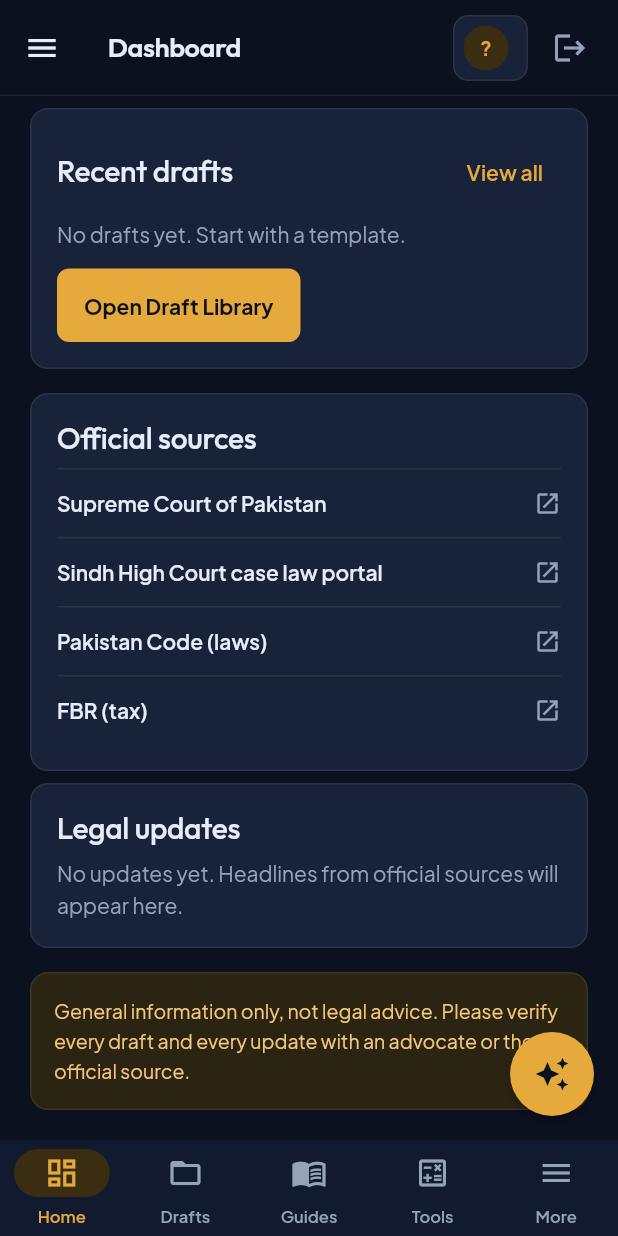
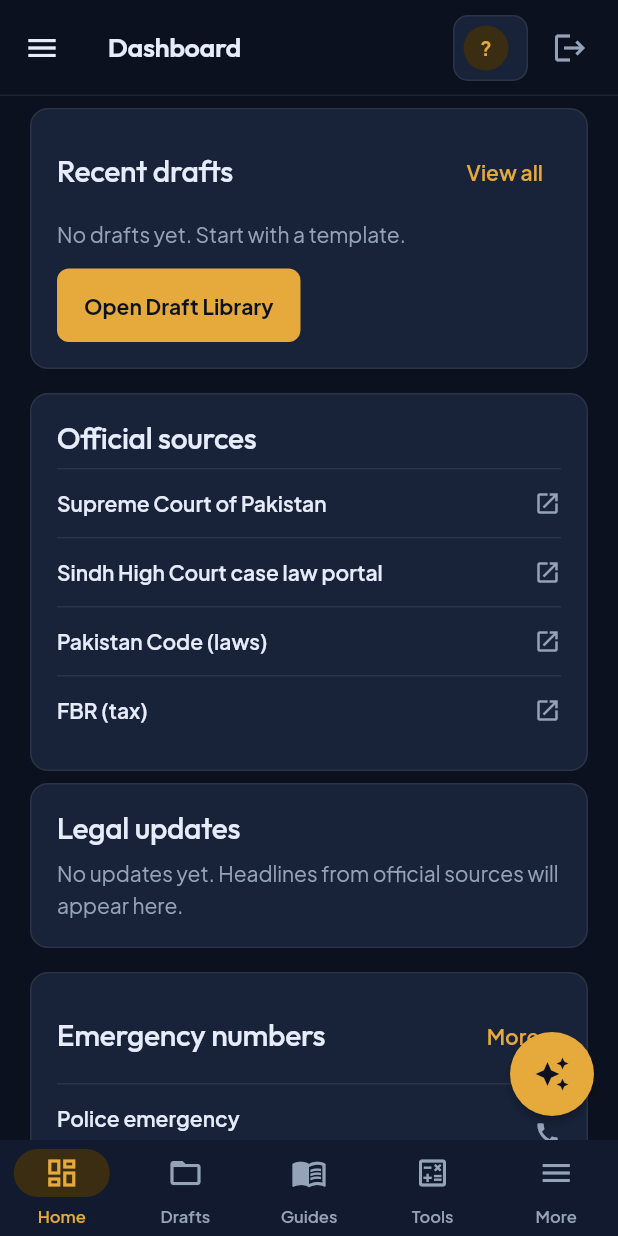
Before and after one commit to sheeraz238/law_draft_FYP, a Flutter app: the screen it shows once a user with an empty profile is signed in, scrolled down 340 dp, on a phone screen of 412 x 824 dp. Run offline on Flutter 3.47's test engine with Material 3 defaults, Android fonts, the phone set to English and light mode, and no system bars; our stand-ins replace flutter_tts, share_plus, shared_preferences, speech_to_text, supabase_flutter; missing offline and left inert: file_saver; accounts and stored records are empty.

Commit message:
Add know your rights cards and helplines

```diff
--- /dev/null
+++ b/lib/core/helplines.dart
@@ -0,0 +1,78 @@
+class Helpline {
+  final String name;
+  final String number;
+  final String category;
+  final String note;
+  final String source;
+  final String sourceUrl;
+  const Helpline(
+    this.name,
+    this.number,
+    this.category,
+    this.note,
+    this.source,
+    this.sourceUrl,
+  );
+}
+
+const helplinesCheckedOn = '22 Nov 2026';
+
+const helplineCategories = [
+  'Emergency',
+  'Free legal help',
+  'Women and children',
+];
+
+const _unWomen =
+    'https://asiapacific.unwomen.org/en/countries/pakistan/evaw-pakistan/emergency-contacts';
+
+const helplines = [
+  Helpline(
+    'Police emergency',
+    '15',
+    'Emergency',
+    'For immediate danger. In Sindh it is also published as Madadgar 15.',
+    'UN Women, emergency contacts',
+    _unWomen,
+  ),
+  Helpline(
+    'Rescue 1122',
+    '1122',
+    'Emergency',
+    'Emergency medical, rescue and fire service. It is a provincial service, so check that it works in your district.',
+    'UN Women, emergency contacts',
+    _unWomen,
+  ),
+  Helpline(
+    'Edhi ambulance',
+    '115',
+    'Emergency',
+    'Ambulance service of the Edhi Foundation.',
+    'UN Women, emergency contacts',
+    _unWomen,
+  ),
+  Helpline(
+    'Sindh Legal Advisory Call Centre',
+    '0800-70806',
+    'Free legal help',
+    'Free legal advice by phone, run by the Legal Aid Society. Call timings can change, so confirm on their website.',
+    'Legal Aid Society',
+    'https://las.org.pk/accesstojustice',
+  ),
+  Helpline(
+    'Ministry of Human Rights helpline',
+    '1099',
+    'Free legal help',
+    'Toll-free helpline for free legal advice and complaints about human rights violations. Timings can change.',
+    'Ministry of Human Rights',
+    'https://mohr.gov.pk/Detail/YWRiYjU0NzktMGE2Zi00NDYyLTljNzktMTA2N2M2MjBlZWZl',
+  ),
+  Helpline(
+    'Madadgar helpline',
+    '1098',
+    'Women and children',
+    'Helpline for women and children who face violence or abuse.',
+    'UN Women, emergency contacts',
+    _unWomen,
+  ),
+];
--- a/lib/screens/dashboard_screen.dart
+++ b/lib/screens/dashboard_screen.dart
@@ -5,6 +5,7 @@ import '../models/saved_draft.dart';
 import '../services/draft_history_service.dart';
 import '../services/updates_service.dart';
 import '../widgets/ui_kit.dart';
+import '../core/helplines.dart';
 
 class DashboardScreen extends StatefulWidget {
   final String name;
@@ -289,6 +290,27 @@ class _DashboardScreenState extends State<DashboardScreen> {
     );
   }
 
+  Widget _emergencyCard() {
+    return _card(
+      'Emergency numbers',
+      Column(
+        children: [
+          for (final h in helplines.where((x) => x.category == 'Emergency'))
+            _row(h.name, 'Tap to dial', () async {
+              final digits = h.number.replaceAll(RegExp(r'[^0-9]'), '');
+              try {
+                await launchUrl(Uri(scheme: 'tel', path: digits));
+              } catch (_) {}
+            }, trail: Icons.call),
+        ],
+      ),
+      action: TextButton(
+        onPressed: () => widget.onGo('Rights & Helplines'),
+        child: const Text('More'),
+      ),
+    );
+  }
+
   Widget _disclaimer() {
     final scheme = Theme.of(context).colorScheme;
     return Card(
@@ -367,7 +389,13 @@ class _DashboardScreenState extends State<DashboardScreen> {
           children: [_recentCard(), const SizedBox(height: 8), _sourcesCard()],
         );
         final right = Column(
-          children: [_updatesCard(), const SizedBox(height: 8), _disclaimer()],
+          children: [
+            _updatesCard(),
+            const SizedBox(height: 8),
+            _emergencyCard(),
+            const SizedBox(height: 8),
+            _disclaimer(),
+          ],
         );
         return SingleChildScrollView(
           padding: EdgeInsets.all(wide ? 32 : 16),
--- a/lib/widgets/app_shell.dart
+++ b/lib/widgets/app_shell.dart
@@ -18,6 +18,7 @@ import '../services/profile_service.dart';
 import '../screens/translator_screen.dart';
 import '../services/template_store.dart';
 import '../screens/reminder_screen.dart';
+import '../screens/rights_screen.dart';
 
 class NavItem {
   final String section;
@@ -31,6 +32,7 @@ const navItems = [
   NavItem('DRAFTING', 'Draft Library', Icons.folder_open_outlined),
   NavItem('DRAFTING', 'My Drafts', Icons.edit_note_outlined),
   NavItem('LEARN', 'Legal Guides', Icons.menu_book_outlined),
+    NavItem('LEARN', 'Rights & Helplines', Icons.health_and_safety_outlined),
   NavItem('RESEARCH', 'Case Laws', Icons.gavel_outlined),
   NavItem('RESEARCH', 'Favorites', Icons.bookmark_border),
   NavItem('TOOLS', 'Calculators', Icons.calculate_outlined),
@@ -98,6 +100,8 @@ class _AppShellState extends State<AppShell> {
         return const HistoryScreen();
       case 'Legal Guides':
         return const GuidesScreen();
+              case 'Rights & Helplines':
+        return const RightsScreen();
       case 'Case Laws':
         return const CaseLawScreen();
       case 'Favorites':
```
Also changed, not shown: lib/core/rights_content.dart (added, +60 -0 lines), lib/screens/rights_screen.dart (added, +333 -0 lines), 2 other files.
